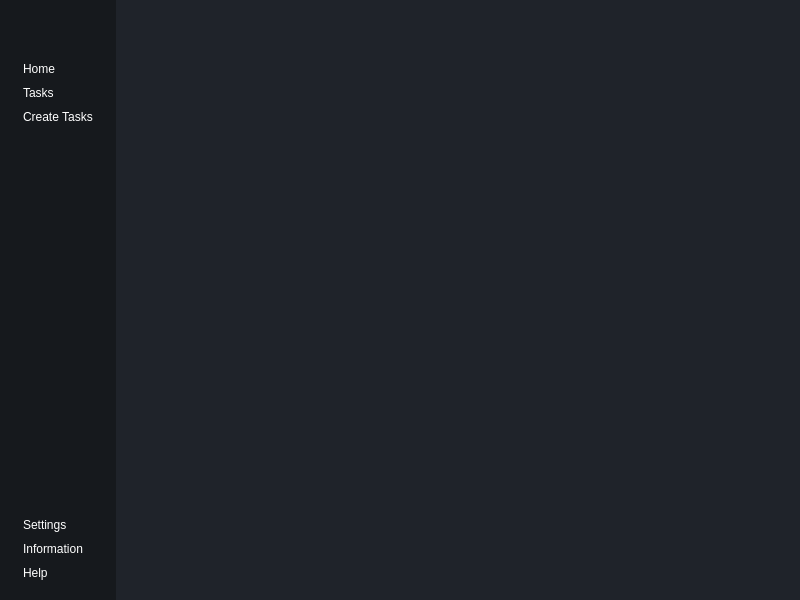
Old version of the form MainUI.ui in the repository saiedjames7/saiedjames7-ToDoListAppForCranfield.
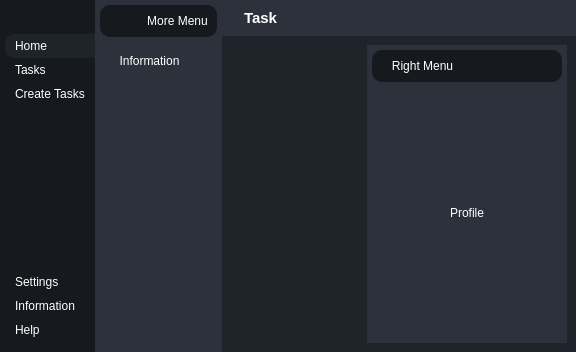
New version of the form. The open tabs and pages were chosen to show the change. Icons and pictures are not drawn.

Commit message: Added Main Body + Right Menu Bar + Account, Settings and Logo Icons

```diff
--- a/MainUI.ui
+++ b/MainUI.ui
@@ -6,21 +6,24 @@
    <rect>
     <x>0</x>
     <y>0</y>
-    <width>800</width>
-    <height>600</height>
+    <width>576</width>
+    <height>352</height>
    </rect>
   </property>
+  <property name="maximumSize">
+   <size>
+    <width>2000</width>
+    <height>582</height>
+   </size>
+  </property>
   <property name="windowTitle">
    <string>MainWindow</string>
   </property>
   <property name="styleSheet">
-   <string notr="true"/>
-  </property>
-  <widget class="QWidget" name="centralwidget">
-   <property name="styleSheet">
-    <string notr="true">*{
+   <string notr="true">*{
 	border:none;
 	background-color: transparent;
+	background: transparent;
 	background: none;
 	padding: 0;
 	margin: 0;
@@ -31,14 +34,33 @@
 	background-color: #1f232a;
 }
 
+#headerContainer{
+	background-color: #2c313c;
+
+}
 #leftMenuSubContainer{
-	background-color:#16191d;
+	background-color: #16191d;
 }
 
-QPushButton{
+#leftMenuSubContainer QPushButton{
 	text-align: left;
-	padding: 2px 5px;
+	padding: 5px 10px;
+	border-top-left-radius: 10px;
+	border-bottom-left-radius: 10px;
+}
+
+#centerMenuSubContainer, #rightMenuSubContainer{
+	background-color: #2c313c;
+}
+
+#frame_2, #frame_7{
+	background-color: #16191d;
+	border-radius: 10px;
 }</string>
+  </property>
+  <widget class="QWidget" name="centralwidget">
+   <property name="styleSheet">
+    <string notr="true"/>
    </property>
    <layout class="QHBoxLayout" name="horizontalLayout">
     <property name="spacing">
@@ -74,9 +96,24 @@
        <property name="bottomMargin">
         <number>0</number>
        </property>
-       <item alignment="Qt::AlignLeft">
+       <item alignment="Qt::AlignHCenter">
         <widget class="QWidget" name="leftMenuSubContainer" native="true">
          <layout class="QVBoxLayout" name="verticalLayout">
+          <property name="spacing">
+           <number>0</number>
+          </property>
+          <property name="leftMargin">
+           <number>5</number>
+          </property>
+          <property name="topMargin">
+           <number>0</number>
+          </property>
+          <property name="rightMargin">
+           <number>0</number>
+          </property>
+          <property name="bottomMargin">
+           <number>0</number>
+          </property>
           <item alignment="Qt::AlignTop">
            <widget class="QFrame" name="frame">
             <property name="frameShape">
@@ -86,6 +123,21 @@
              <enum>QFrame::Raised</enum>
             </property>
             <layout class="QVBoxLayout" name="verticalLayout_4">
+             <property name="spacing">
+              <number>0</number>
+             </property>
+             <property name="leftMargin">
+              <number>0</number>
+             </property>
+             <property name="topMargin">
+              <number>0</number>
+             </property>
+             <property name="rightMargin">
+              <number>0</number>
+             </property>
+             <property name="bottomMargin">
+              <number>0</number>
+             </property>
              <item>
               <widget class="QPushButton" name="menuBtn">
                <property name="toolTip">
@@ -124,11 +176,29 @@
              <enum>QFrame::Raised</enum>
             </property>
             <layout class="QVBoxLayout" name="verticalLayout_3">
+             <property name="spacing">
+              <number>0</number>
+             </property>
+             <property name="leftMargin">
+              <number>0</number>
+             </property>
+             <property name="topMargin">
+              <number>10</number>
+             </property>
+             <property name="rightMargin">
+              <number>0</number>
+             </property>
+             <property name="bottomMargin">
+              <number>10</number>
+             </property>
              <item>
               <widget class="QPushButton" name="homeBtn">
                <property name="toolTip">
                 <string>Home</string>
                </property>
+               <property name="styleSheet">
+                <string notr="true">background-color: #1f232a;</string>
+               </property>
                <property name="text">
                 <string>Home</string>
                </property>
@@ -209,6 +279,21 @@
              <enum>QFrame::Raised</enum>
             </property>
             <layout class="QVBoxLayout" name="verticalLayout_2">
+             <property name="spacing">
+              <number>0</number>
+             </property>
+             <property name="leftMargin">
+              <number>0</number>
+             </property>
+             <property name="topMargin">
+              <number>10</number>
+             </property>
+             <property name="rightMargin">
+              <number>0</number>
+             </property>
+             <property name="bottomMargin">
+              <number>10</number>
+             </property>
              <item>
               <widget class="QPushButton" name="settingsBtn">
                <property name="toolTip">
@@ -278,14 +363,519 @@
       </layout>
      </widget>
     </item>
+    <item>
+     <widget class="QWidget" name="centerMenuContainer" native="true">
+      <property name="minimumSize">
+       <size>
+        <width>0</width>
+        <height>0</height>
+       </size>
+      </property>
+      <layout class="QVBoxLayout" name="verticalLayout_5">
+       <property name="spacing">
+        <number>0</number>
+       </property>
+       <property name="leftMargin">
+        <number>0</number>
+       </property>
+       <property name="topMargin">
+        <number>0</number>
+       </property>
+       <property name="rightMargin">
+        <number>0</number>
+       </property>
+       <property name="bottomMargin">
+        <number>0</number>
+       </property>
+       <item alignment="Qt::AlignLeft">
+        <widget class="QWidget" name="centerMenuSubContainer" native="true">
+         <property name="minimumSize">
+          <size>
+           <width>0</width>
+           <height>0</height>
+          </size>
+         </property>
+         <layout class="QVBoxLayout" name="verticalLayout_6">
+          <property name="spacing">
+           <number>5</number>
+          </property>
+          <property name="leftMargin">
+           <number>5</number>
+          </property>
+          <property name="topMargin">
+           <number>5</number>
+          </property>
+          <property name="rightMargin">
+           <number>5</number>
+          </property>
+          <property name="bottomMargin">
+           <number>5</number>
+          </property>
+          <item>
+           <widget class="QFrame" name="frame_2">
+            <property name="frameShape">
+             <enum>QFrame::StyledPanel</enum>
+            </property>
+            <property name="frameShadow">
+             <enum>QFrame::Raised</enum>
+            </property>
+            <layout class="QHBoxLayout" name="horizontalLayout_3">
+             <item alignment="Qt::AlignLeft">
+              <widget class="QPushButton" name="pushButton">
+               <property name="text">
+                <string/>
+               </property>
+               <property name="icon">
+                <iconset>
+                 <normaloff>Icons/x-circle.svg</normaloff>Icons/x-circle.svg</iconset>
+               </property>
+               <property name="iconSize">
+                <size>
+                 <width>24</width>
+                 <height>24</height>
+                </size>
+               </property>
+              </widget>
+             </item>
+             <item alignment="Qt::AlignRight">
+              <widget class="QLabel" name="label">
+               <property name="text">
+                <string>More Menu</string>
+               </property>
+               <property name="alignment">
+                <set>Qt::AlignCenter</set>
+               </property>
+              </widget>
+             </item>
+            </layout>
+           </widget>
+          </item>
+          <item>
+           <widget class="QStackedWidget" name="stackedWidget">
+            <property name="sizePolicy">
+             <sizepolicy hsizetype="Minimum" vsizetype="Minimum">
+              <horstretch>0</horstretch>
+              <verstretch>0</verstretch>
+             </sizepolicy>
+            </property>
+            <widget class="QWidget" name="page_4">
+             <layout class="QVBoxLayout" name="verticalLayout_9">
+              <item>
+               <widget class="QLabel" name="label_5">
+                <property name="text">
+                 <string>Settings</string>
+                </property>
+                <property name="alignment">
+                 <set>Qt::AlignCenter</set>
+                </property>
+               </widget>
+              </item>
+             </layout>
+            </widget>
+            <widget class="QWidget" name="page_5">
+             <layout class="QVBoxLayout" name="verticalLayout_10">
+              <item>
+               <widget class="QLabel" name="label_6">
+                <property name="text">
+                 <string>Help</string>
+                </property>
+                <property name="alignment">
+                 <set>Qt::AlignCenter</set>
+                </property>
+               </widget>
+              </item>
+             </layout>
+            </widget>
+            <widget class="QWidget" name="page_6">
+             <widget class="QLabel" name="label_7">
+              <property name="geometry">
+               <rect>
+                <x>9</x>
+                <y>9</y>
+                <width>81</width>
+                <height>19</height>
+               </rect>
+              </property>
+              <property name="text">
+               <string>Information</string>
+              </property>
+              <property name="alignment">
+               <set>Qt::AlignCenter</set>
+              </property>
+             </widget>
+            </widget>
+           </widget>
+          </item>
+         </layout>
+        </widget>
+       </item>
+      </layout>
+     </widget>
+    </item>
     <item>
      <widget class="QWidget" name="mainBodyContainer" native="true">
       <property name="sizePolicy">
-       <sizepolicy hsizetype="Expanding" vsizetype="Preferred">
+       <sizepolicy hsizetype="Expanding" vsizetype="Expanding">
         <horstretch>0</horstretch>
         <verstretch>0</verstretch>
        </sizepolicy>
       </property>
+      <property name="styleSheet">
+       <string notr="true"/>
+      </property>
+      <layout class="QVBoxLayout" name="verticalLayout_7">
+       <property name="spacing">
+        <number>0</number>
+       </property>
+       <property name="leftMargin">
+        <number>0</number>
+       </property>
+       <property name="topMargin">
+        <number>0</number>
+       </property>
+       <property name="rightMargin">
+        <number>0</number>
+       </property>
+       <property name="bottomMargin">
+        <number>0</number>
+       </property>
+       <item alignment="Qt::AlignTop">
+        <widget class="QWidget" name="headerContainer" native="true">
+         <layout class="QHBoxLayout" name="horizontalLayout_5">
+          <item alignment="Qt::AlignLeft">
+           <widget class="QFrame" name="frame_4">
+            <property name="maximumSize">
+             <size>
+              <width>75</width>
+              <height>50</height>
+             </size>
+            </property>
+            <property name="frameShape">
+             <enum>QFrame::StyledPanel</enum>
+            </property>
+            <property name="frameShadow">
+             <enum>QFrame::Raised</enum>
+            </property>
+            <layout class="QHBoxLayout" name="horizontalLayout_7">
+             <property name="leftMargin">
+              <number>0</number>
+             </property>
+             <property name="topMargin">
+              <number>0</number>
+             </property>
+             <property name="rightMargin">
+              <number>0</number>
+             </property>
+             <property name="bottomMargin">
+              <number>0</number>
+             </property>
+             <item>
+              <widget class="QLabel" name="label_2">
+               <property name="maximumSize">
+                <size>
+                 <width>30</width>
+                 <height>30</height>
+                </size>
+               </property>
+               <property name="text">
+                <string/>
+               </property>
+               <property name="pixmap">
+                <pixmap resource="resources.qrc">:/images/Images/7692809.png</pixmap>
+               </property>
+               <property name="scaledContents">
+                <bool>true</bool>
+               </property>
+              </widget>
+             </item>
+             <item>
+              <widget class="QLabel" name="label_3">
+               <property name="font">
+                <font>
+                 <pointsize>11</pointsize>
+                 <weight>75</weight>
+                 <bold>true</bold>
+                </font>
+               </property>
+               <property name="text">
+                <string>Task</string>
+               </property>
+              </widget>
+             </item>
+            </layout>
+           </widget>
+          </item>
+          <item alignment="Qt::AlignHCenter">
+           <widget class="QFrame" name="frame_5">
+            <property name="frameShape">
+             <enum>QFrame::StyledPanel</enum>
+            </property>
+            <property name="frameShadow">
+             <enum>QFrame::Raised</enum>
+            </property>
+            <layout class="QHBoxLayout" name="horizontalLayout_6">
+             <property name="spacing">
+              <number>0</number>
+             </property>
+             <property name="leftMargin">
+              <number>0</number>
+             </property>
+             <property name="topMargin">
+              <number>0</number>
+             </property>
+             <property name="rightMargin">
+              <number>0</number>
+             </property>
+             <property name="bottomMargin">
+              <number>0</number>
+             </property>
+             <item>
+              <widget class="QPushButton" name="pushButton_6">
+               <property name="text">
+                <string/>
+               </property>
+               <property name="icon">
+                <iconset>
+                 <normaloff>Icons/more-horizontal.svg</normaloff>Icons/more-horizontal.svg</iconset>
+               </property>
+               <property name="iconSize">
+                <size>
+                 <width>24</width>
+                 <height>24</height>
+                </size>
+               </property>
+              </widget>
+             </item>
+             <item>
+              <widget class="QPushButton" name="pushButton_5">
+               <property name="text">
+                <string/>
+               </property>
+               <property name="icon">
+                <iconset>
+                 <normaloff>Icons/user.svg</normaloff>Icons/user.svg</iconset>
+               </property>
+               <property name="iconSize">
+                <size>
+                 <width>24</width>
+                 <height>24</height>
+                </size>
+               </property>
+              </widget>
+             </item>
+            </layout>
+           </widget>
+          </item>
+          <item alignment="Qt::AlignRight">
+           <widget class="QFrame" name="frame_6">
+            <property name="frameShape">
+             <enum>QFrame::StyledPanel</enum>
+            </property>
+            <property name="frameShadow">
+             <enum>QFrame::Raised</enum>
+            </property>
+            <layout class="QHBoxLayout" name="horizontalLayout_4">
+             <property name="spacing">
+              <number>0</number>
+             </property>
+             <property name="leftMargin">
+              <number>0</number>
+             </property>
+             <property name="topMargin">
+              <number>0</number>
+             </property>
+             <property name="rightMargin">
+              <number>0</number>
+             </property>
+             <property name="bottomMargin">
+              <number>0</number>
+             </property>
+             <item>
+              <widget class="QPushButton" name="pushButton_3">
+               <property name="text">
+                <string/>
+               </property>
+               <property name="icon">
+                <iconset resource="resources.qrc">
+                 <normaloff>:/icons/Icons/minus.svg</normaloff>:/icons/Icons/minus.svg</iconset>
+               </property>
+              </widget>
+             </item>
+             <item>
+              <widget class="QPushButton" name="pushButton_4">
+               <property name="text">
+                <string/>
+               </property>
+               <property name="icon">
+                <iconset>
+                 <normaloff>Icons/square.svg</normaloff>Icons/square.svg</iconset>
+               </property>
+               <property name="iconSize">
+                <size>
+                 <width>16</width>
+                 <height>16</height>
+                </size>
+               </property>
+              </widget>
+             </item>
+             <item>
+              <widget class="QPushButton" name="pushButton_2">
+               <property name="text">
+                <string/>
+               </property>
+               <property name="icon">
+                <iconset>
+                 <normaloff>Icons/x.svg</normaloff>Icons/x.svg</iconset>
+               </property>
+               <property name="iconSize">
+                <size>
+                 <width>16</width>
+                 <height>16</height>
+                </size>
+               </property>
+              </widget>
+             </item>
+            </layout>
+           </widget>
+          </item>
+         </layout>
+        </widget>
+       </item>
+       <item>
+        <widget class="QWidget" name="mainBodyContent" native="true">
+         <property name="sizePolicy">
+          <sizepolicy hsizetype="Preferred" vsizetype="Expanding">
+           <horstretch>0</horstretch>
+           <verstretch>0</verstretch>
+          </sizepolicy>
+         </property>
+         <layout class="QHBoxLayout" name="horizontalLayout_8">
+          <item>
+           <widget class="QWidget" name="mainContentsContainer" native="true"/>
+          </item>
+          <item alignment="Qt::AlignRight">
+           <widget class="QWidget" name="rightMenuContainer" native="true">
+            <property name="minimumSize">
+             <size>
+              <width>200</width>
+              <height>0</height>
+             </size>
+            </property>
+            <layout class="QVBoxLayout" name="verticalLayout_8">
+             <property name="spacing">
+              <number>0</number>
+             </property>
+             <property name="leftMargin">
+              <number>0</number>
+             </property>
+             <property name="topMargin">
+              <number>0</number>
+             </property>
+             <property name="rightMargin">
+              <number>0</number>
+             </property>
+             <property name="bottomMargin">
+              <number>0</number>
+             </property>
+             <item>
+              <widget class="QWidget" name="rightMenuSubContainer" native="true">
+               <layout class="QVBoxLayout" name="verticalLayout_11">
+                <property name="spacing">
+                 <number>5</number>
+                </property>
+                <property name="leftMargin">
+                 <number>5</number>
+                </property>
+                <property name="topMargin">
+                 <number>5</number>
+                </property>
+                <property name="rightMargin">
+                 <number>5</number>
+                </property>
+                <property name="bottomMargin">
+                 <number>5</number>
+                </property>
+                <item>
+                 <widget class="QFrame" name="frame_7">
+                  <property name="frameShape">
+                   <enum>QFrame::StyledPanel</enum>
+                  </property>
+                  <property name="frameShadow">
+                   <enum>QFrame::Raised</enum>
+                  </property>
+                  <layout class="QHBoxLayout" name="horizontalLayout_9">
+                   <item>
+                    <widget class="QLabel" name="label_4">
+                     <property name="text">
+                      <string>Right Menu</string>
+                     </property>
+                     <property name="alignment">
+                      <set>Qt::AlignCenter</set>
+                     </property>
+                    </widget>
+                   </item>
+                   <item alignment="Qt::AlignRight">
+                    <widget class="QPushButton" name="pushButton_7">
+                     <property name="text">
+                      <string/>
+                     </property>
+                     <property name="icon">
+                      <iconset>
+                       <normaloff>Icons/x-circle.svg</normaloff>Icons/x-circle.svg</iconset>
+                     </property>
+                     <property name="iconSize">
+                      <size>
+                       <width>24</width>
+                       <height>24</height>
+                      </size>
+                     </property>
+                    </widget>
+                   </item>
+                  </layout>
+                 </widget>
+                </item>
+                <item>
+                 <widget class="QStackedWidget" name="stackedWidget_2">
+                  <widget class="QWidget" name="page_8">
+                   <layout class="QVBoxLayout" name="verticalLayout_13">
+                    <item>
+                     <widget class="QLabel" name="label_8">
+                      <property name="text">
+                       <string>Profile</string>
+                      </property>
+                      <property name="alignment">
+                       <set>Qt::AlignCenter</set>
+                      </property>
+                     </widget>
+                    </item>
+                   </layout>
+                  </widget>
+                  <widget class="QWidget" name="page_9">
+                   <layout class="QVBoxLayout" name="verticalLayout_12">
+                    <item>
+                     <widget class="QLabel" name="label_9">
+                      <property name="text">
+                       <string>More...</string>
+                      </property>
+                      <property name="alignment">
+                       <set>Qt::AlignCenter</set>
+                      </property>
+                     </widget>
+                    </item>
+                   </layout>
+                  </widget>
+                 </widget>
+                </item>
+               </layout>
+              </widget>
+             </item>
+            </layout>
+           </widget>
+          </item>
+         </layout>
+        </widget>
+       </item>
+      </layout>
      </widget>
     </item>
    </layout>
```
Left out of the diff: 30 changed lines with no effect on the pictures. The commit also changes 290 other files.
